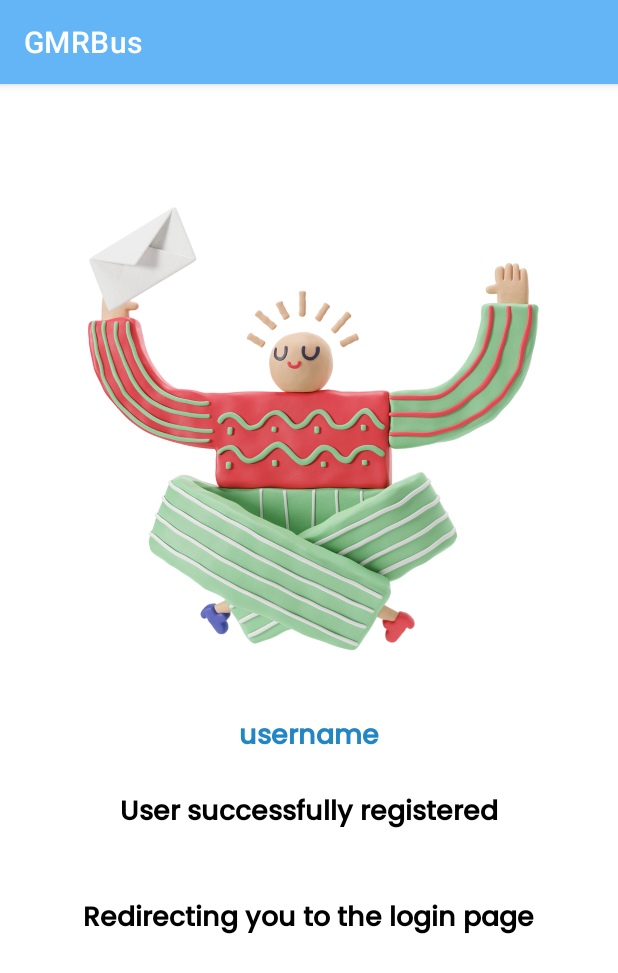
After one commit to polaraju1005/GMRBus, an Android app: the RegisterSplashScreen screen opened directly, with no data from a screen before it, on a phone screen of 412 x 824 dp. The commit adds this screen. Shown: the top 973 px of the screen. Run offline under Robolectric (Android 15) with nearby library versions, the phone set to English and light mode, and no system bars.

Commit message:
Initial commit

```diff
--- a/app/build.gradle
+++ b/app/build.gradle
@@ -35,12 +35,13 @@ android {
 dependencies {
 
     implementation 'androidx.core:core-ktx:1.8.0'
-    implementation 'androidx.appcompat:appcompat:1.4.2'
+    implementation 'androidx.appcompat:appcompat:1.5.0'
     implementation 'com.google.android.material:material:1.6.1'
     implementation 'androidx.constraintlayout:constraintlayout:2.1.4'
     implementation 'pl.droidsonroids.gif:android-gif-drawable:1.2.17'
-    implementation 'com.google.firebase:firebase-auth-ktx:21.0.6'
+    implementation 'com.google.firebase:firebase-auth-ktx:21.0.7'
     implementation 'com.google.firebase:firebase-analytics-ktx:21.1.0'
+    implementation 'com.google.firebase:firebase-database-ktx:20.0.5'
     testImplementation 'junit:junit:4.13.2'
     androidTestImplementation 'androidx.test.ext:junit:1.1.3'
     androidTestImplementation 'androidx.test.espresso:espresso-core:3.4.0'
--- a/app/src/main/AndroidManifest.xml
+++ b/app/src/main/AndroidManifest.xml
@@ -18,6 +18,9 @@
         android:supportsRtl="true"
         android:theme="@style/Theme.GMRBus"
         tools:targetApi="31">
+        <activity
+            android:name=".RegisterSplashScreen"
+            android:exported="false" />
         <activity
             android:name=".AdminRegisterActivity"
             android:exported="false" />
--- a/app/src/main/java/com/example/gmrbus/AdminRegisterActivity.kt
+++ b/app/src/main/java/com/example/gmrbus/AdminRegisterActivity.kt
@@ -96,4 +96,4 @@ class AdminRegisterActivity : AppCompatActivity() {
         return true
     }
 
-    }
+}
--- /dev/null
+++ b/app/src/main/java/com/example/gmrbus/RegisterSplashScreen.kt
@@ -0,0 +1,11 @@
+package com.example.gmrbus
+
+import androidx.appcompat.app.AppCompatActivity
+import android.os.Bundle
+
+class RegisterSplashScreen : AppCompatActivity() {
+    override fun onCreate(savedInstanceState: Bundle?) {
+        super.onCreate(savedInstanceState)
+        setContentView(R.layout.activity_register_splash_screen)
+    }
+}
--- a/app/src/main/java/com/example/gmrbus/StudentDashboard.kt
+++ b/app/src/main/java/com/example/gmrbus/StudentDashboard.kt
@@ -52,7 +52,7 @@ class StudentDashboard : AppCompatActivity() {
 
     }
 
-    override fun onCreateOptionsMenu(menu: Menu?): Boolean {
+    override fun onCreateOptionsMenu(menu: Menu): Boolean {
         menuInflater.inflate(R.menu.dashboard,menu)
         return super.onCreateOptionsMenu(menu)
     }
--- /dev/null
+++ b/app/src/main/res/layout/activity_register_splash_screen.xml
@@ -0,0 +1,63 @@
+<?xml version="1.0" encoding="utf-8"?>
+<RelativeLayout xmlns:android="http://schemas.android.com/apk/res/android"
+    xmlns:app="http://schemas.android.com/apk/res-auto"
+    xmlns:tools="http://schemas.android.com/tools"
+    android:layout_width="match_parent"
+    android:layout_height="match_parent"
+    tools:context=".RegisterSplashScreen">
+
+    <ImageView
+        android:id="@+id/imgUser"
+        android:layout_width="340dp"
+        android:layout_height="340dp"
+        android:layout_centerHorizontal="true"
+        android:layout_marginTop="60dp"
+        android:src="@drawable/regmsg" />
+
+    <TextView
+        android:id="@+id/txtUser"
+        android:layout_width="wrap_content"
+        android:layout_height="wrap_content"
+        android:layout_below="@+id/imgUser"
+        android:layout_centerHorizontal="true"
+        android:layout_marginTop="20dp"
+        android:fontFamily="@font/poppins_medium"
+        android:text="username"
+        android:textColor="@color/purple_700"
+        android:textSize="18sp"
+        android:textStyle="bold" />
+
+    <TextView
+        android:id="@+id/txtOne"
+        android:layout_width="wrap_content"
+        android:layout_height="wrap_content"
+        android:layout_below="@+id/txtUser"
+        android:layout_centerInParent="true"
+        android:layout_marginStart="20dp"
+        android:layout_marginTop="20dp"
+        android:layout_marginEnd="20dp"
+        android:layout_marginBottom="20dp"
+        android:fontFamily="@font/poppins_medium"
+        android:text="User successfully registered"
+        android:textColor="#000000"
+        android:textSize="18sp"
+        android:textStyle="bold" />
+
+    <TextView
+        android:id="@+id/txtTwo"
+        android:layout_width="wrap_content"
+        android:layout_height="wrap_content"
+        android:layout_below="@+id/txtOne"
+        android:layout_centerHorizontal="true"
+        android:layout_marginStart="20dp"
+        android:layout_marginTop="20dp"
+        android:layout_marginEnd="20dp"
+        android:layout_marginBottom="20dp"
+        android:fontFamily="@font/poppins_medium"
+        android:text="Redirecting you to the login page"
+        android:textColor="#000000"
+        android:textSize="18sp"
+        android:textStyle="bold" />
+
+
+</RelativeLayout>
```
